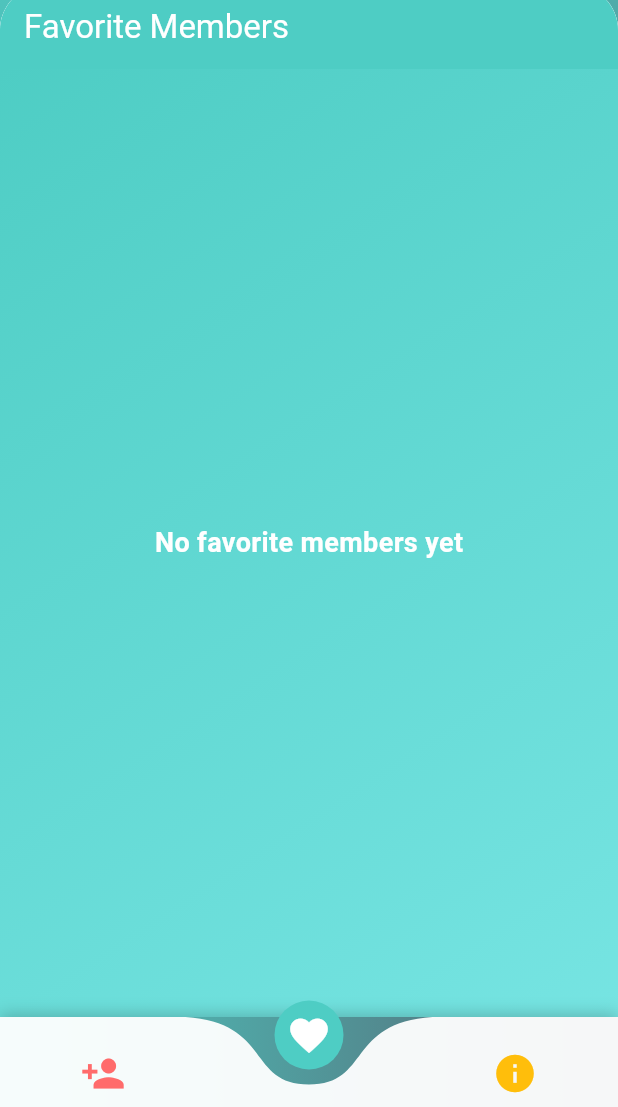
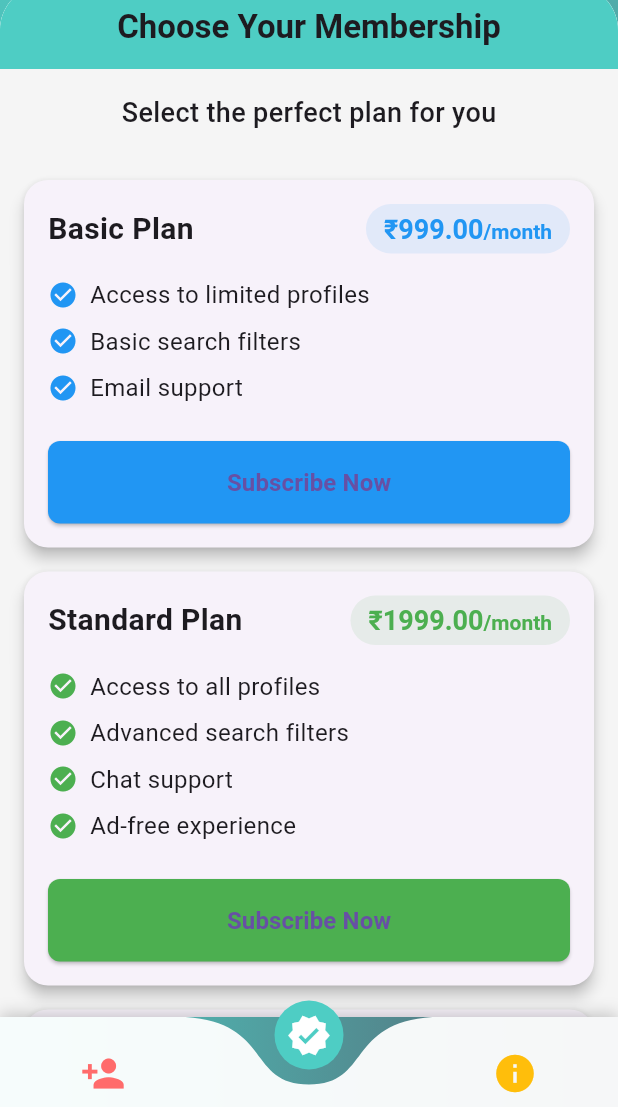
Before and after one commit to Vegadjay/Bandhan, a Flutter app: the screen it shows after launch, item 2 of the bottom bar chosen, on a phone screen of 412 x 824 dp, the part 129-1236 px from its top. Run offline on Flutter 3.47's test engine with Material 3 defaults, Android fonts, the phone set to English and light mode, and no system bars; drawn by our look-alikes of curved_navigation_bar.

Commit message:
B'd done

```diff
--- /dev/null
+++ b/lib/pages/membership.dart
@@ -0,0 +1,217 @@
+import 'package:flutter/material.dart';
+
+class MembershipPage extends StatelessWidget {
+  const MembershipPage({Key? key}) : super(key: key);
+
+  @override
+  Widget build(BuildContext context) {
+    return MaterialApp(
+      debugShowCheckedModeBanner: false,
+      theme: ThemeData(
+        primarySwatch: Colors.blue,
+        cardTheme: CardTheme(
+          elevation: 4,
+          shape: RoundedRectangleBorder(
+            borderRadius: BorderRadius.circular(16),
+          ),
+        ),
+      ),
+      home: const MembershipPlansPage(),
+    );
+  }
+}
+
+class MembershipPlan {
+  final String title;
+  final String price;
+  final String duration;
+  final List<String> features;
+  final Color color;
+
+  const MembershipPlan({
+    required this.title,
+    required this.price,
+    required this.duration,
+    required this.features,
+    required this.color,
+  });
+}
+
+class MembershipPlansPage extends StatelessWidget {
+  const MembershipPlansPage({Key? key}) : super(key: key);
+
+  static const List<MembershipPlan> plans = [
+    MembershipPlan(
+      title: "Basic Plan",
+      price: "999.00",
+      duration: "month",
+      features: [
+        "Access to limited profiles",
+        "Basic search filters",
+        "Email support",
+      ],
+      color: Colors.blue,
+    ),
+    MembershipPlan(
+      title: "Standard Plan",
+      price: "1999.00",
+      duration: "month",
+      features: [
+        "Access to all profiles",
+        "Advanced search filters",
+        "Chat support",
+        "Ad-free experience",
+      ],
+      color: Colors.green,
+    ),
+    MembershipPlan(
+      title: "Premium Plan",
+      price: "2999.00",
+      duration: "month",
+      features: [
+        "Priority profile visibility",
+        "Premium search filters",
+        "24/7 Priority support",
+        "Profile highlighting",
+        "See who viewed your profile",
+      ],
+      color: Colors.purple,
+    ),
+  ];
+
+  @override
+  Widget build(BuildContext context) {
+    return Scaffold(
+      backgroundColor: Colors.grey[100],
+      appBar: AppBar(
+        title: const Text(
+          "Choose Your Membership",
+          style: TextStyle(fontWeight: FontWeight.bold),
+        ),
+        backgroundColor: const Color(0xFF4ECDC4),
+        centerTitle: true,
+        elevation: 0,
+      ),
+      body: SafeArea(
+        child: Column(
+          children: [
+            const Padding(
+              padding: EdgeInsets.all(16.0),
+              child: Text(
+                "Select the perfect plan for you",
+                style: TextStyle(
+                  fontSize: 18,
+                  fontWeight: FontWeight.w500,
+                ),
+              ),
+            ),
+            Expanded(
+              child: ListView.builder(
+                padding: const EdgeInsets.all(16),
+                itemCount: plans.length,
+                itemBuilder: (context, index) {
+                  return _buildPlanCard(plans[index]);
+                },
+              ),
+            ),
+          ],
+        ),
+      ),
+    );
+  }
+
+  Widget _buildPlanCard(MembershipPlan plan) {
+    return Card(
+      margin: const EdgeInsets.only(bottom: 16),
+      child: Padding(
+        padding: const EdgeInsets.all(16),
+        child: Column(
+          crossAxisAlignment: CrossAxisAlignment.start,
+          children: [
+            Row(
+              mainAxisAlignment: MainAxisAlignment.spaceBetween,
+              children: [
+                Text(
+                  plan.title,
+                  style: const TextStyle(
+                    fontSize: 20,
+                    fontWeight: FontWeight.bold,
+                  ),
+                ),
+                Container(
+                  padding: const EdgeInsets.symmetric(
+                    horizontal: 12,
+                    vertical: 6,
+                  ),
+                  decoration: BoxDecoration(
+                    color: plan.color.withOpacity(0.1),
+                    borderRadius: BorderRadius.circular(20),
+                  ),
+                  child: RichText(
+                    text: TextSpan(
+                      style: TextStyle(
+                        color: plan.color,
+                        fontWeight: FontWeight.bold,
+                      ),
+                      children: [
+                        TextSpan(
+                          text: '₹${plan.price}',
+                          style: const TextStyle(fontSize: 18),
+                        ),
+                        TextSpan(
+                          text: '/${plan.duration}',
+                          style: const TextStyle(fontSize: 14),
+                        ),
+                      ],
+                    ),
+                  ),
+                ),
+              ],
+            ),
+            const SizedBox(height: 16),
+            ...plan.features.map((feature) => Padding(
+                  padding: const EdgeInsets.only(bottom: 8),
+                  child: Row(
+                    children: [
+                      Icon(
+                        Icons.check_circle,
+                        color: plan.color,
+                        size: 20,
+                      ),
+                      const SizedBox(width: 8),
+                      Text(
+                        feature,
+                        style: const TextStyle(fontSize: 16),
+                      ),
+                    ],
+                  ),
+                )),
+            const SizedBox(height: 16),
+            SizedBox(
+              width: double.infinity,
+              child: ElevatedButton(
+                onPressed: () {
+                  // Handle subscription
+                },
+                style: ElevatedButton.styleFrom(
+                  backgroundColor: plan.color,
+                  padding: const EdgeInsets.symmetric(vertical: 16),
+                  shape: RoundedRectangleBorder(
+                    borderRadius: BorderRadius.circular(8),
+                  ),
+                ),
+                child: const Text(
+                  "Subscribe Now",
+                  style: TextStyle(
+                    fontSize: 16,
+                    fontWeight: FontWeight.bold,
+                  ),
+                ),
+              ),
+            ),
+          ],
+        ),
+      ),
+    );
+  }
+}
--- a/lib/pages/userlist.dart
+++ b/lib/pages/userlist.dart
@@ -140,7 +140,7 @@ class _UsersListPageState extends State<UsersListPage> {
       context: context,
       builder: (BuildContext context) {
         return AlertDialog(
-          title: const Text('Delete User'),
+          title: const Text('Membership Finished'),
           content: Text(
               'Are you sure you want to delete ${filteredUsers[index]['name']}?'),
           actions: [
--- a/lib/screens/homescreen.dart
+++ b/lib/screens/homescreen.dart
@@ -4,6 +4,7 @@ import 'package:metromony/pages/aboutus.dart';
 import 'package:metromony/pages/favortitemember.dart';
 import 'package:metromony/pages/editmember.dart';
 import 'package:metromony/pages/addmember.dart';
+import 'package:metromony/pages/membership.dart';
 import 'package:metromony/pages/userlist.dart';
 
 class MainScreen extends StatefulWidget {
@@ -32,7 +33,7 @@ class _MainScreenState extends State<MainScreen> {
     super.initState();
     _pages = [
       UsersListPage(onFavoriteUpdate: updateFavoriteUsers),
-      FavoriteMember(users: favoriteUsers),
+      MembershipPage(),
       AboutUsPage(),
     ];
   }
@@ -147,7 +148,7 @@ class _MainScreenState extends State<MainScreen> {
           items: [
             Icon(Icons.person_add,
                 size: 30, color: _page == 0 ? Colors.white : _gradients[0][0]),
-            Icon(Icons.favorite,
+            Icon(Icons.verified,
                 size: 30, color: _page == 1 ? Colors.white : _gradients[1][0]),
             Icon(Icons.info,
                 size: 30, color: _page == 2 ? Colors.white : _gradients[2][0]),
--- a/pubspec.yaml
+++ b/pubspec.yaml
@@ -10,6 +10,7 @@ dependencies:
   curved_navigation_bar: ^1.0.6
   flutter:
     sdk: flutter
+  intl: ^0.18.0
 
 dev_dependencies:
   flutter_test:
```
Also changed, not shown: lib/models/Usermodel.dart (added, +42 -0 lines), lib/pages/addmember.dart (+101 -20 lines), pubspec.lock.
